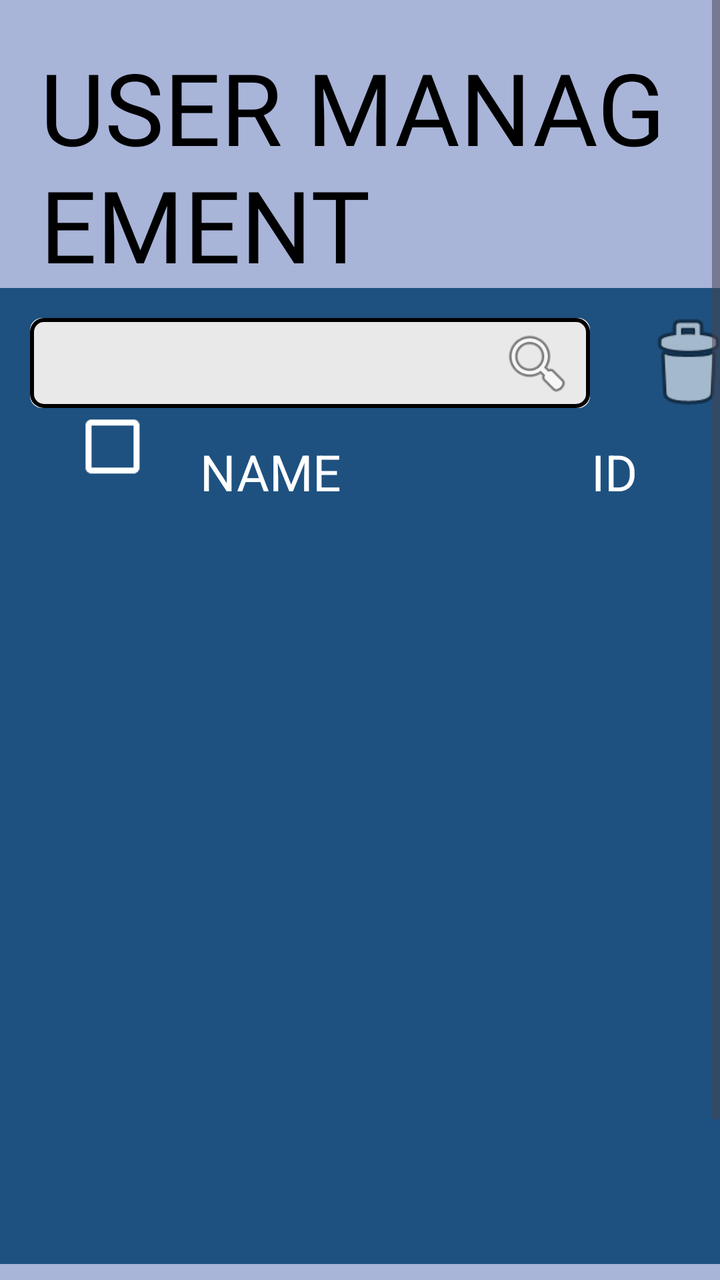
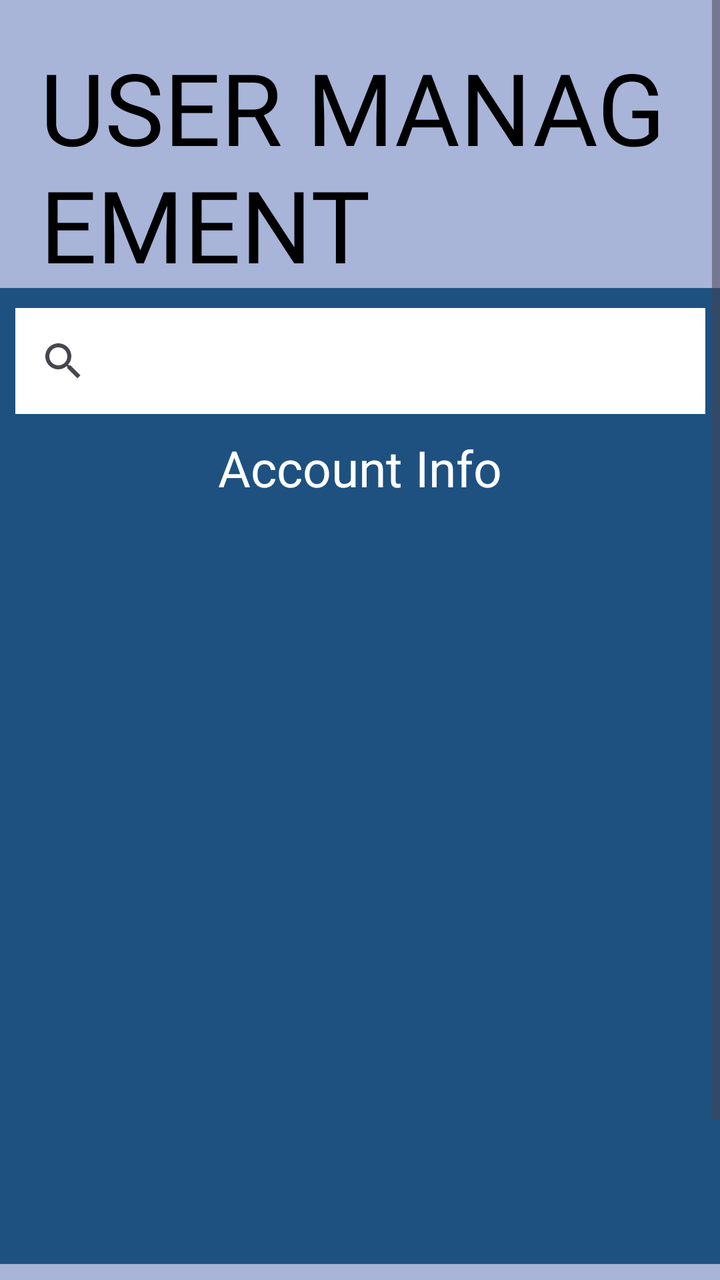

The first picture is an Android layout as it rendered before a commit; the second is the same layout after the commit. The layout source and the unified diff follow.
<!-- AndroidManifest.xml: application theme Theme.FinalsApplication -->
<!-- res/layout/user_management.xml -->
<?xml version="1.0" encoding="utf-8"?>
<RelativeLayout xmlns:android="http://schemas.android.com/apk/res/android"
    android:layout_width="match_parent"
    android:layout_height="match_parent"
    xmlns:tools="http://schemas.android.com/tools"
    xmlns:app="http://schemas.android.com/apk/res-auto"
    android:background="#1e5180">

    <ScrollView
        android:layout_width="409dp"
        android:layout_height="729dp"
        tools:layout_editor_absoluteX="1dp"
        tools:layout_editor_absoluteY="1dp">

        <LinearLayout
            android:layout_width="match_parent"
            android:layout_height="wrap_content"
            android:orientation="vertical">

            <LinearLayout
                android:layout_width="match_parent"
                android:layout_height="144dp"
                android:background="#a8b4d8"
                android:orientation="vertical">

                <TextView
                    android:id="@+id/mainLabel1"
                    android:layout_width="wrap_content"
                    android:layout_height="wrap_content"
                    android:layout_marginStart="20dp"
                    android:layout_marginTop="20dp"
                    android:fontFamily="@font/roboto_black"
                    android:text="USER MANAGEMENT"
                    android:textColor="@color/black"
                    android:textSize="50sp" />

            </LinearLayout>

            <androidx.constraintlayout.widget.ConstraintLayout
                android:layout_width="match_parent"
                android:layout_height="488dp">

                <EditText
                    android:id="@+id/searchBar"
                    android:layout_width="280dp"
                    android:layout_height="45dp"
                    android:layout_marginStart="15dp"
                    android:layout_marginTop="15dp"
                    android:background="@drawable/square_button_colored_border"
                    android:ems="10"
                    android:inputType="number"
                    android:paddingBottom="20dp"
                    app:layout_constraintStart_toStartOf="parent"
                    app:layout_constraintTop_toTopOf="parent" />

                <TextView
                    android:id="@+id/idLabel"
                    android:layout_width="wrap_content"
                    android:layout_height="wrap_content"
                    android:layout_marginStart="125dp"
                    android:text="ID"
                    android:textColor="@color/white"
                    android:textSize="25sp"
                    app:layout_constraintStart_toEndOf="@+id/nameLabel"
                    app:layout_constraintTop_toTopOf="@+id/nameLabel" />

                <TextView
                    android:id="@+id/nameLabel"
                    android:layout_width="wrap_content"
                    android:layout_height="wrap_content"
                    android:layout_marginStart="100dp"
                    android:layout_marginTop="15dp"
                    android:text="NAME"
                    android:textColor="@color/white"
                    android:textSize="25sp"
                    app:layout_constraintStart_toStartOf="parent"
                    app:layout_constraintTop_toBottomOf="@+id/searchBar" />

                <ImageButton
                    android:id="@+id/deleteButton"
                    android:layout_width="58dp"
                    android:layout_height="55dp"
                    android:layout_marginStart="20dp"
                    android:layout_marginTop="-5dp"
                    android:background="?android:attr/selectableItemBackground"
                    android:scaleType="fitCenter"
                    app:layout_constraintStart_toEndOf="@+id/searchBar"
                    app:layout_constraintTop_toTopOf="@+id/searchBar"
                    app:srcCompat="@android:drawable/ic_menu_delete" />

                <CheckBox
                    android:id="@+id/checkBox6"
                    android:layout_width="41dp"
                    android:layout_height="39dp"
                    android:layout_marginStart="36dp"
                    android:buttonTint="@color/white"
                    android:checked="false"
                    android:scaleX="1.5"
                    android:scaleY="1.5"
                    app:layout_constraintStart_toStartOf="parent"
                    app:layout_constraintTop_toBottomOf="@+id/searchBar" />

                <ImageButton
                    android:id="@+id/seachButton"
                    android:layout_width="43dp"
                    android:layout_height="38dp"
                    android:layout_marginEnd="5dp"
                    android:background="?android:attr/selectableItemBackground"
                    android:scaleType="fitCenter"
                    app:layout_constraintBottom_toBottomOf="@+id/searchBar"
                    app:layout_constraintEnd_toEndOf="@+id/searchBar"
                    app:layout_constraintTop_toTopOf="@+id/searchBar"
                    app:srcCompat="@android:drawable/ic_menu_search" />

                <ListView
                    android:id="@+id/list"
                    android:layout_width="match_parent"
                    android:layout_height="376dp"
                    android:layout_marginStart="4dp"
                    android:layout_marginTop="15dp"
                    android:textColor="@color/white"
                    app:layout_constraintStart_toStartOf="parent"
                    app:layout_constraintTop_toBottomOf="@+id/nameLabel" />

            </androidx.constraintlayout.widget.ConstraintLayout>

            <LinearLayout
                android:layout_width="match_parent"
                android:layout_height="100dip"
                android:layout_alignParentBottom="true"
                android:background="#a8b4d8">

                <ImageButton
                    android:id="@+id/backButton"
                    android:layout_width="76dp"
                    android:layout_height="wrap_content"
                    android:layout_marginStart="20dp"
                    android:layout_marginTop="20dp"
                    android:layout_marginBottom="20dp"
                    android:background="?android:attr/selectableItemBackground"
                    android:scaleType="fitCenter"
                    android:src="@drawable/arrowleft" />

                <ImageButton
                    android:id="@+id/addButton"
                    android:layout_width="72dp"
                    android:layout_height="73dp"
                    android:layout_marginStart="200dp"
                    android:layout_marginTop="16dp"
                    android:background="?android:attr/selectableItemBackground"
                    android:scaleType="fitCenter"
                    app:srcCompat="@drawable/add_button" />


            </LinearLayout>

        </LinearLayout>
    </ScrollView>
</RelativeLayout>
<!-- resources referenced by this layout -->
<resources>
  <color name="black">#000000</color>
  <color name="white">#FFFFFFFF</color>
  <!-- drawable add_button: png bitmap (drawable, 4660 bytes) -->
  <!-- drawable arrowleft: png bitmap (drawable, 16559 bytes) -->
  <!-- drawable square_button_colored_border (drawable) -->
  <?xml version="1.0" encoding="utf-8"?>
  <layer-list xmlns:android="http://schemas.android.com/apk/res/android">
  
      <item>
          <shape>
              <corners android:radius="6dp" />
              <solid android:color="#e9e9e9" />
          </shape>
      </item>
  
      <item
          android:left="34dp">
  
          <shape>
              <solid android:color="#e9e9e9" />
              <corners android:radius="6dp"
                  android:topRightRadius="6dp"
                  android:topLeftRadius="5dp"
                  android:bottomRightRadius="6dp"
                  android:bottomLeftRadius="0dp"/>
          </shape>
      </item>
      <item>
          <shape>
              
              <corners android:radius="6dp" />
              <solid android:color="@android:color/transparent" />
              <stroke
                  android:width="2dp"
                  android:color="#000000" />
          </shape>
      </item>
  </layer-list>
  <style name="Theme.FinalsApplication" parent="Base.Theme.FinalsApplication" />
  <style name="Base.Theme.FinalsApplication" parent="Theme.Material3.DayNight.NoActionBar">
          
          
      </style>
</resources>

<!-- the commit's change to res/layout/user_management.xml (unified diff, before → after) -->
@@ -40,77 +40,17 @@
                 android:layout_width="match_parent"
                 android:layout_height="488dp">
 
-                <EditText
-                    android:id="@+id/searchBar"
-                    android:layout_width="280dp"
-                    android:layout_height="45dp"
-                    android:layout_marginStart="15dp"
-                    android:layout_marginTop="15dp"
-                    android:background="@drawable/square_button_colored_border"
-                    android:ems="10"
-                    android:inputType="number"
-                    android:paddingBottom="20dp"
-                    app:layout_constraintStart_toStartOf="parent"
-                    app:layout_constraintTop_toTopOf="parent" />
-
-                <TextView
-                    android:id="@+id/idLabel"
-                    android:layout_width="wrap_content"
-                    android:layout_height="wrap_content"
-                    android:layout_marginStart="125dp"
-                    android:text="ID"
-                    android:textColor="@color/white"
-                    android:textSize="25sp"
-                    app:layout_constraintStart_toEndOf="@+id/nameLabel"
-                    app:layout_constraintTop_toTopOf="@+id/nameLabel" />
-
                 <TextView
                     android:id="@+id/nameLabel"
                     android:layout_width="wrap_content"
                     android:layout_height="wrap_content"
-                    android:layout_marginStart="100dp"
-                    android:layout_marginTop="15dp"
-                    android:text="NAME"
+                    android:layout_marginTop="10dp"
+                    android:text="Account Info"
                     android:textColor="@color/white"
                     android:textSize="25sp"
+                    app:layout_constraintEnd_toEndOf="parent"
                     app:layout_constraintStart_toStartOf="parent"
-                    app:layout_constraintTop_toBottomOf="@+id/searchBar" />
-
-                <ImageButton
-                    android:id="@+id/deleteButton"
-                    android:layout_width="58dp"
-                    android:layout_height="55dp"
-                    android:layout_marginStart="20dp"
-                    android:layout_marginTop="-5dp"
-                    android:background="?android:attr/selectableItemBackground"
-                    android:scaleType="fitCenter"
-                    app:layout_constraintStart_toEndOf="@+id/searchBar"
-                    app:layout_constraintTop_toTopOf="@+id/searchBar"
-                    app:srcCompat="@android:drawable/ic_menu_delete" />
-
-                <CheckBox
-                    android:id="@+id/checkBox6"
-                    android:layout_width="41dp"
-                    android:layout_height="39dp"
-                    android:layout_marginStart="36dp"
-                    android:buttonTint="@color/white"
-                    android:checked="false"
-                    android:scaleX="1.5"
-                    android:scaleY="1.5"
-                    app:layout_constraintStart_toStartOf="parent"
-                    app:layout_constraintTop_toBottomOf="@+id/searchBar" />
-
-                <ImageButton
-                    android:id="@+id/seachButton"
-                    android:layout_width="43dp"
-                    android:layout_height="38dp"
-                    android:layout_marginEnd="5dp"
-                    android:background="?android:attr/selectableItemBackground"
-                    android:scaleType="fitCenter"
-                    app:layout_constraintBottom_toBottomOf="@+id/searchBar"
-                    app:layout_constraintEnd_toEndOf="@+id/searchBar"
-                    app:layout_constraintTop_toTopOf="@+id/searchBar"
-                    app:srcCompat="@android:drawable/ic_menu_search" />
+                    app:layout_constraintTop_toBottomOf="@+id/searchView" />
 
                 <ListView
                     android:id="@+id/list"
@@ -121,6 +61,16 @@
                     android:textColor="@color/white"
                     app:layout_constraintStart_toStartOf="parent"
                     app:layout_constraintTop_toBottomOf="@+id/nameLabel" />
+
+                <SearchView
+                    android:id="@+id/searchView"
+                    android:layout_width="345dp"
+                    android:layout_height="53dp"
+                    android:layout_marginTop="10dp"
+                    android:background="@color/white"
+                    app:layout_constraintEnd_toEndOf="parent"
+                    app:layout_constraintStart_toStartOf="parent"
+                    app:layout_constraintTop_toTopOf="parent" />
 
             </androidx.constraintlayout.widget.ConstraintLayout>
 
<!-- resource entries referenced after the edit -->
@@ -4,40 +4,6 @@
   <color name="white">#FFFFFFFF</color>
   <!-- drawable add_button: png bitmap (drawable, 4660 bytes) -->
   <!-- drawable arrowleft: png bitmap (drawable, 16559 bytes) -->
-  <!-- drawable square_button_colored_border (drawable) -->
-  <?xml version="1.0" encoding="utf-8"?>
-  <layer-list xmlns:android="http://schemas.android.com/apk/res/android">
-  
-      <item>
-          <shape>
-              <corners android:radius="6dp" />
-              <solid android:color="#e9e9e9" />
-          </shape>
-      </item>
-  
-      <item
-          android:left="34dp">
-  
-          <shape>
-              <solid android:color="#e9e9e9" />
-              <corners android:radius="6dp"
-                  android:topRightRadius="6dp"
-                  android:topLeftRadius="5dp"
-                  android:bottomRightRadius="6dp"
-                  android:bottomLeftRadius="0dp"/>
-          </shape>
-      </item>
-      <item>
-          <shape>
-              
-              <corners android:radius="6dp" />
-              <solid android:color="@android:color/transparent" />
-              <stroke
-                  android:width="2dp"
-                  android:color="#000000" />
-          </shape>
-      </item>
-  </layer-list>
   <style name="Theme.FinalsApplication" parent="Base.Theme.FinalsApplication" />
   <style name="Base.Theme.FinalsApplication" parent="Theme.Material3.DayNight.NoActionBar">
           
